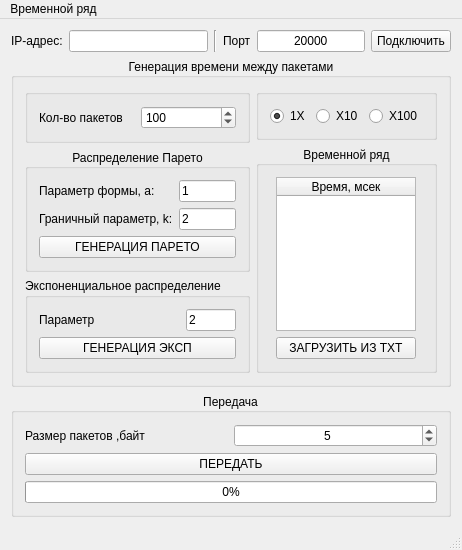
svetloffyaroslav/HurstBurst, file tcp_hurst/mainwindow.ui: the form before one commit.
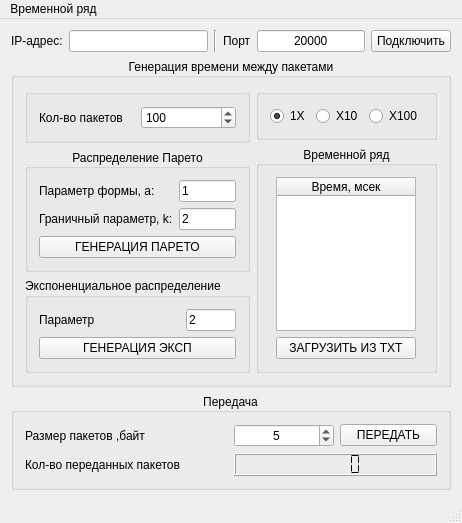
The form after the commit.

Patch:
```diff
--- a/tcp_hurst/mainwindow.ui
+++ b/tcp_hurst/mainwindow.ui
@@ -6,8 +6,8 @@
    <rect>
     <x>0</x>
     <y>0</y>
-    <width>415</width>
-    <height>498</height>
+    <width>420</width>
+    <height>503</height>
    </rect>
   </property>
   <property name="windowTitle">
@@ -351,6 +351,8 @@
       <property name="alignment">
        <set>Qt::AlignCenter</set>
       </property>
+      <layout class="QGridLayout" name="gridLayout_24">
+       <item row="0" column="0">
       <layout class="QGridLayout" name="gridLayout_7">
        <item row="0" column="0">
         <layout class="QGridLayout" name="gridLayout_6">
@@ -361,6 +363,13 @@
            </property>
           </widget>
          </item>
+           <item row="1" column="0">
+            <widget class="QLabel" name="label_5">
+             <property name="text">
+              <string>Кол-во переданных пакетов</string>
+             </property>
+            </widget>
+           </item>
         </layout>
        </item>
        <item row="0" column="1">
@@ -387,9 +396,7 @@
            </property>
           </widget>
          </item>
-        </layout>
-       </item>
-       <item row="1" column="0" colspan="2">
+           <item row="0" column="1">
         <widget class="QPushButton" name="pushButton_Transmit">
          <property name="text">
           <string>ПЕРЕДАТЬ</string>
@@ -399,12 +406,16 @@
          </property>
         </widget>
        </item>
-       <item row="2" column="0" colspan="2">
-        <widget class="QProgressBar" name="progressBar">
-         <property name="value">
-          <number>0</number>
-         </property>
-        </widget>
+           <item row="1" column="0" colspan="2">
+            <widget class="QLCDNumber" name="lcdNumber">
+             <property name="segmentStyle">
+              <enum>QLCDNumber::Flat</enum>
+             </property>
+            </widget>
+           </item>
+          </layout>
+         </item>
+        </layout>
        </item>
       </layout>
      </widget>
```
Left out of the diff: 133 changed lines with no effect on the pictures. Lines whose indentation alone changed are shown as unchanged.
